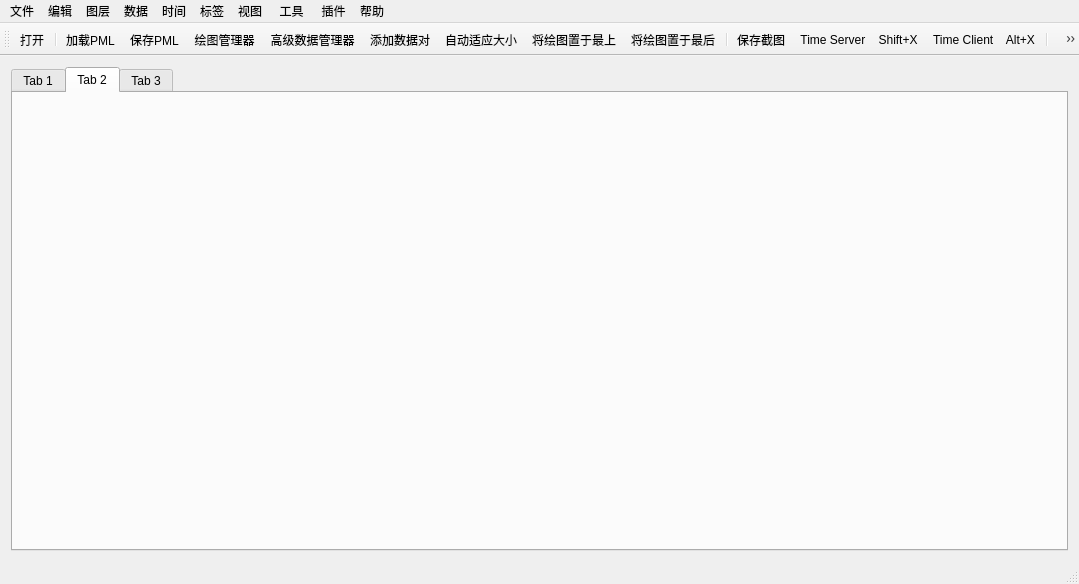
Before: the Qt Designer form PlotXYDemo.ui in whatudone/plotxy, drawn with Qt 5.
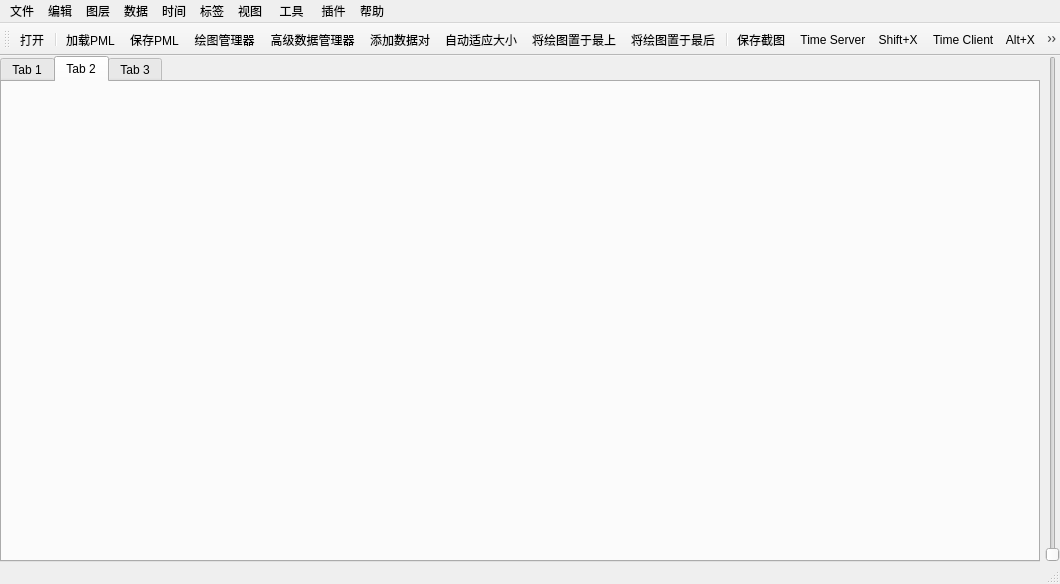
After: the same form once the commit is applied. The open tabs and pages were chosen to show the change. Icons and pictures are not drawn.

```diff
--- a/PlotXYDemo.ui
+++ b/PlotXYDemo.ui
@@ -6,7 +6,7 @@
    <rect>
     <x>0</x>
     <y>0</y>
-    <width>1079</width>
+    <width>1060</width>
     <height>584</height>
    </rect>
   </property>
@@ -18,6 +18,21 @@
   </property>
   <widget class="QWidget" name="centralWidget">
    <layout class="QHBoxLayout" name="horizontalLayout">
+    <property name="spacing">
+     <number>5</number>
+    </property>
+    <property name="leftMargin">
+     <number>0</number>
+    </property>
+    <property name="topMargin">
+     <number>0</number>
+    </property>
+    <property name="rightMargin">
+     <number>0</number>
+    </property>
+    <property name="bottomMargin">
+     <number>0</number>
+    </property>
     <item>
      <widget class="QTabWidget" name="tabWidget">
       <property name="currentIndex">
@@ -40,6 +55,13 @@
       </widget>
      </widget>
     </item>
+    <item>
+     <widget class="QSlider" name="timeSlider">
+      <property name="orientation">
+       <enum>Qt::Vertical</enum>
+      </property>
+     </widget>
+    </item>
    </layout>
   </widget>
   <widget class="QMenuBar" name="menuBar">
@@ -47,7 +69,7 @@
     <rect>
      <x>0</x>
      <y>0</y>
-     <width>1079</width>
+     <width>1060</width>
      <height>26</height>
     </rect>
    </property>
@@ -651,7 +673,7 @@
      <normaloff>:/toolbar/RealTime.png</normaloff>:/toolbar/RealTime.png</iconset>
    </property>
    <property name="text">
-    <string>正常倍速     Shift+R</string>
+    <string>实时模式     Shift+R</string>
    </property>
   </action>
   <action name="actionTime_Controls">
```
Left out of the diff: 2 changed lines with no effect on the pictures.
